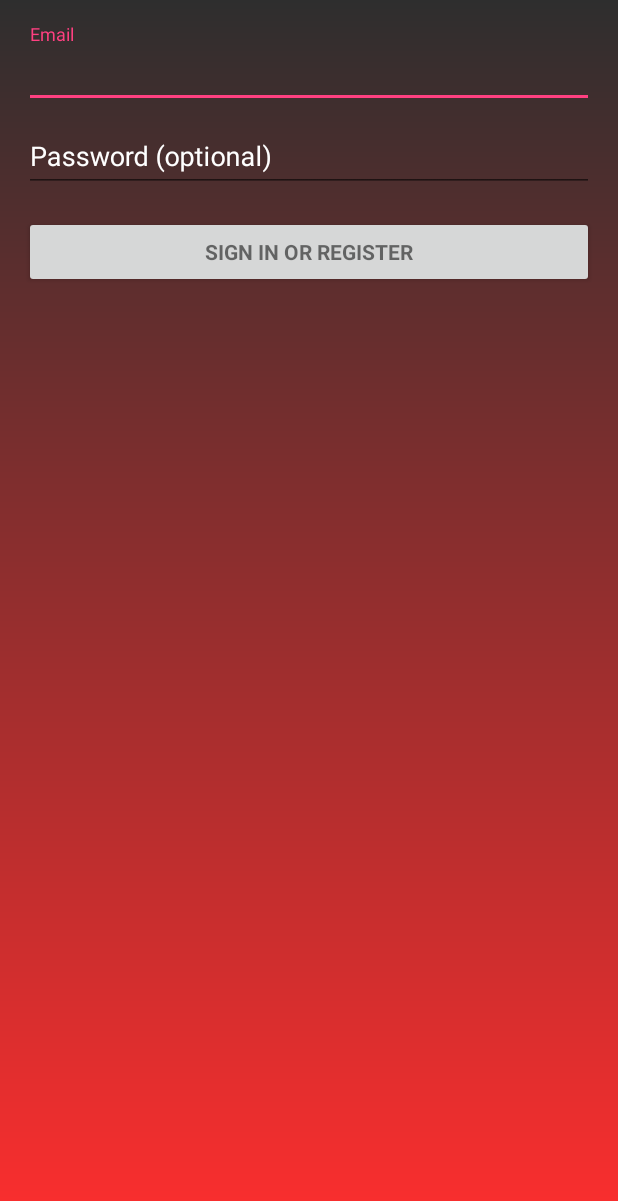
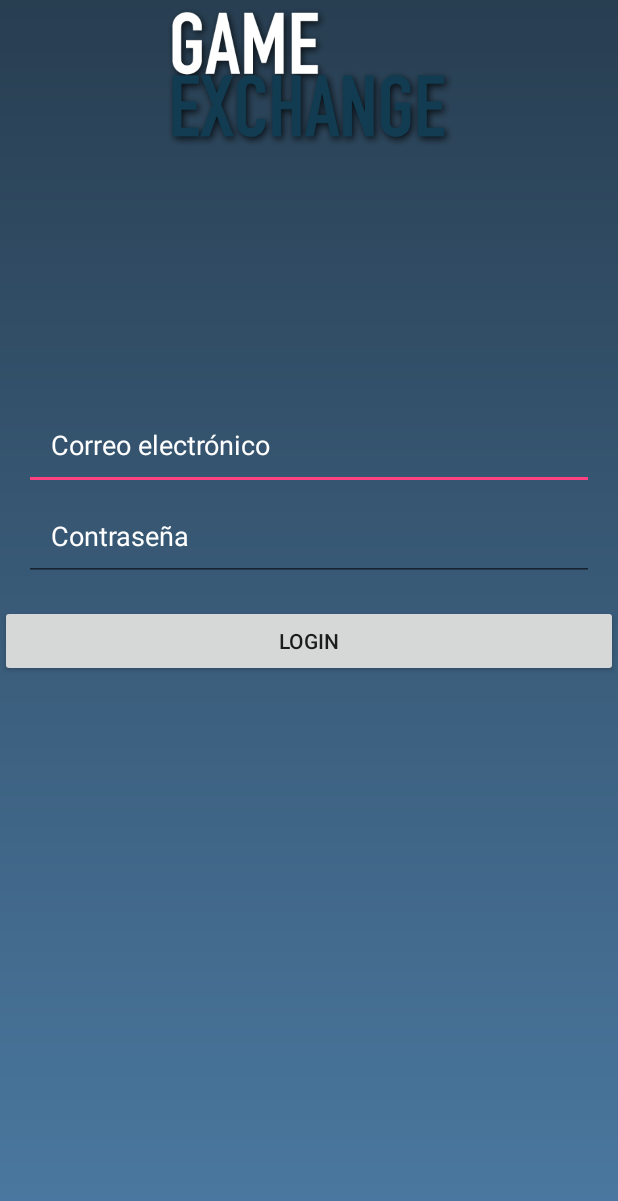
Before and after one commit to JoonGB/GameExangeApp, an Android app: the layout activity_login.xml on its own in the app's theme, with its tools: preview values and no code run, on a phone screen of 412 x 824 dp. Shown: the top 1201 px of the screen. Run offline under Robolectric (Android 15) with nearby library versions, the phone set to English and light mode, and no system bars.

```diff
--- a/app/src/main/res/drawable/login_background.xml
+++ b/app/src/main/res/drawable/login_background.xml
@@ -3,8 +3,8 @@
 
     <gradient
         android:angle="90"
-        android:startColor="#FE2E2E"
-        android:endColor="#2E2E2E"
+        android:startColor="#4B79A1"
+        android:endColor="#283E51"
         android:type="linear"/>
 
 </shape>
--- a/app/src/main/res/layout/activity_login.xml
+++ b/app/src/main/res/layout/activity_login.xml
@@ -1,84 +1,48 @@
+<?xml version="1.0" encoding="utf-8"?>
 <LinearLayout xmlns:android="http://schemas.android.com/apk/res/android"
-    xmlns:tools="http://schemas.android.com/tools"
     android:layout_width="match_parent"
     android:layout_height="match_parent"
-    android:gravity="center_horizontal"
-    android:orientation="vertical"
-    android:paddingBottom="@dimen/activity_vertical_margin"
-    android:paddingLeft="@dimen/activity_horizontal_margin"
-    android:paddingRight="@dimen/activity_horizontal_margin"
-    android:paddingTop="@dimen/activity_vertical_margin"
     android:background="@drawable/login_background"
-    tools:context="gameexange.com.gameexangeapp.LoginActivity">
+    android:orientation="vertical">
 
-
-    <!-- Login progress -->
-    <ProgressBar
-        android:id="@+id/login_progress"
-        style="?android:attr/progressBarStyleLarge"
-        android:layout_width="wrap_content"
-        android:layout_height="wrap_content"
-        android:layout_marginBottom="8dp"
-        android:visibility="gone" />
-
-    <ScrollView
-        android:id="@+id/login_form"
-        android:layout_width="match_parent"
-        android:layout_height="match_parent">
+    <ImageView
+        android:layout_width="200dp"
+        android:layout_height="100dp"
+        android:layout_gravity="center"
+        android:src="@drawable/logo" />
 
     <LinearLayout
-            android:id="@+id/email_login_form"
         android:layout_width="match_parent"
         android:layout_height="wrap_content"
-            android:orientation="vertical">
+        android:layout_marginTop="150dp"
+        android:orientation="vertical"
+        android:padding="16dp">
 
-            <android.support.design.widget.TextInputLayout
+        <EditText
+            android:id="@+id/user"
             android:layout_width="match_parent"
             android:layout_height="wrap_content"
+            android:hint="Correo electrónico"
+            android:padding="18dp"
             android:textColor="@android:color/white"
-                android:textColorHint="@android:color/white">
-
-                <AutoCompleteTextView
-                    android:id="@+id/email"
-                    android:layout_width="match_parent"
-                    android:layout_height="wrap_content"
-                    android:hint="@string/prompt_email"
-                    android:inputType="textEmailAddress"
-                    android:maxLines="1"
-                    android:singleLine="true"
-                    tools:singleLine="true" />
-
-            </android.support.design.widget.TextInputLayout>
-
-            <android.support.design.widget.TextInputLayout
-                android:layout_width="match_parent"
-                android:layout_height="wrap_content"
-                android:textColor="@android:color/white"
-                android:textColorHint="@android:color/white">
+            android:textColorHint="@android:color/white" />
 
         <EditText
             android:id="@+id/password"
             android:layout_width="match_parent"
             android:layout_height="wrap_content"
-                    android:hint="@string/prompt_password"
-                    android:imeActionId="@+id/login"
-                    android:imeActionLabel="@string/action_sign_in_short"
-                    android:imeOptions="actionUnspecified"
-                    android:inputType="textPassword"
-                    android:maxLines="1"
-                    android:singleLine="true" />
+            android:hint="Contraseña"
+            android:padding="18dp"
+            android:textColor="@android:color/white"
+            android:textColorHint="@android:color/white" />
 
-            </android.support.design.widget.TextInputLayout>
+    </LinearLayout>
 
     <Button
-                android:id="@+id/email_sign_in_button"
-                style="?android:textAppearanceSmall"
+        android:id="@+id/button"
         android:layout_width="match_parent"
         android:layout_height="wrap_content"
-                android:layout_marginTop="16dp"
-                android:text="@string/action_sign_in"
-                android:textStyle="bold" />
+        android:elevation="0dp"
+        android:text="Login" />
 
 </LinearLayout>
-    </ScrollView>
-</LinearLayout>
```
Also changed, not shown: app/src/main/res/drawable/logo.png (added), 1 other file. Lines whose indentation alone changed are shown as unchanged.
